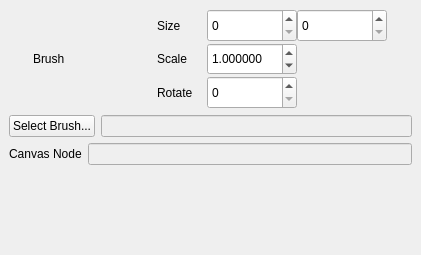
Old version of the form brickleedit/src/gui/brushmanager/brushdock.ui in the repository paarm/bricklebrit.
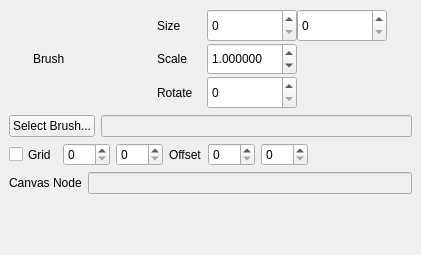
New version of the form.

```diff
--- a/brickleedit/src/gui/brushmanager/brushdock.ui
+++ b/brickleedit/src/gui/brushmanager/brushdock.ui
@@ -220,6 +220,101 @@
       </item>
      </layout>
     </item>
+    <item>
+     <layout class="QHBoxLayout" name="horizontalLayout_4">
+      <item>
+       <widget class="QCheckBox" name="gridActive">
+        <property name="sizePolicy">
+         <sizepolicy hsizetype="Minimum" vsizetype="Minimum">
+          <horstretch>0</horstretch>
+          <verstretch>0</verstretch>
+         </sizepolicy>
+        </property>
+        <property name="text">
+         <string>Grid</string>
+        </property>
+       </widget>
+      </item>
+      <item>
+       <widget class="QSpinBox" name="gridX">
+        <property name="sizePolicy">
+         <sizepolicy hsizetype="Minimum" vsizetype="Minimum">
+          <horstretch>0</horstretch>
+          <verstretch>0</verstretch>
+         </sizepolicy>
+        </property>
+        <property name="maximum">
+         <number>500</number>
+        </property>
+       </widget>
+      </item>
+      <item>
+       <widget class="QSpinBox" name="gridY">
+        <property name="sizePolicy">
+         <sizepolicy hsizetype="Minimum" vsizetype="Minimum">
+          <horstretch>0</horstretch>
+          <verstretch>0</verstretch>
+         </sizepolicy>
+        </property>
+        <property name="maximum">
+         <number>500</number>
+        </property>
+       </widget>
+      </item>
+      <item>
+       <widget class="QLabel" name="label_6">
+        <property name="sizePolicy">
+         <sizepolicy hsizetype="Preferred" vsizetype="Minimum">
+          <horstretch>0</horstretch>
+          <verstretch>0</verstretch>
+         </sizepolicy>
+        </property>
+        <property name="text">
+         <string>Offset</string>
+        </property>
+       </widget>
+      </item>
+      <item>
+       <widget class="QSpinBox" name="offsetX">
+        <property name="sizePolicy">
+         <sizepolicy hsizetype="Minimum" vsizetype="Minimum">
+          <horstretch>0</horstretch>
+          <verstretch>0</verstretch>
+         </sizepolicy>
+        </property>
+        <property name="maximum">
+         <number>500</number>
+        </property>
+       </widget>
+      </item>
+      <item>
+       <widget class="QSpinBox" name="offsetY">
+        <property name="sizePolicy">
+         <sizepolicy hsizetype="Minimum" vsizetype="Minimum">
+          <horstretch>0</horstretch>
+          <verstretch>0</verstretch>
+         </sizepolicy>
+        </property>
+        <property name="maximum">
+         <number>500</number>
+        </property>
+       </widget>
+      </item>
+      <item>
+       <spacer name="horizontalSpacer">
+        <property name="orientation">
+         <enum>Qt::Horizontal</enum>
+        </property>
+        <property name="sizeHint" stdset="0">
+         <size>
+          <width>40</width>
+          <height>20</height>
+         </size>
+        </property>
+       </spacer>
+      </item>
+     </layout>
+    </item>
     <item>
      <layout class="QHBoxLayout" name="horizontalLayout_3">
       <item>
```
